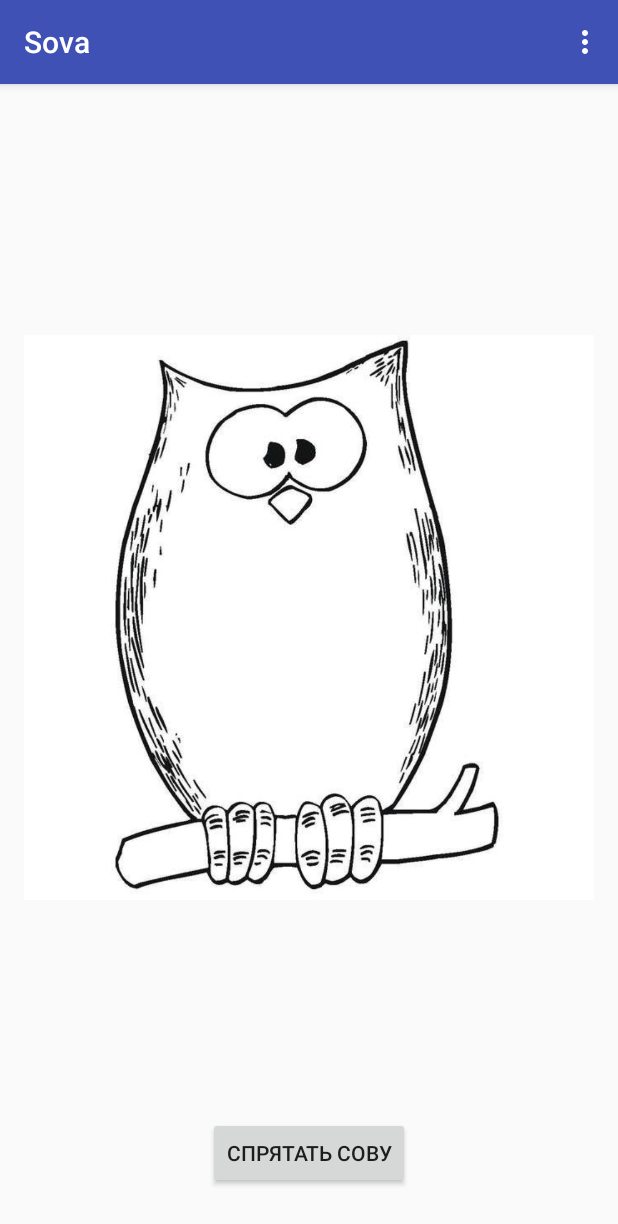
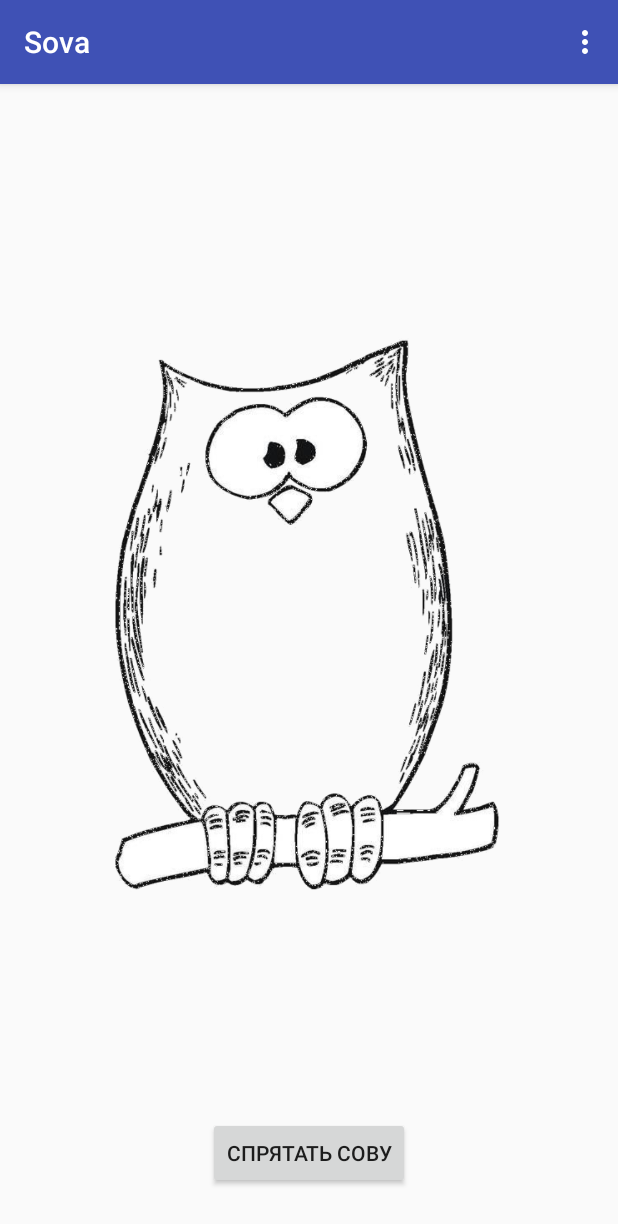
Before and after one commit to Prygoon/Sova, an Android app: the screen it shows after launch (MainActivity), after a tap on "ПОКАЗАТЬ СОВУ", on a phone screen of 412 x 824 dp. Shown: the top 1224 px of the screen. Run offline under Robolectric (Android 15) with nearby library versions, the phone set to English and light mode, and no system bars.

Commit message:
add new owlImages and menu items

```diff
--- a/app/src/main/java/com/example/prygoon/newsova/MainActivity.java
+++ b/app/src/main/java/com/example/prygoon/newsova/MainActivity.java
@@ -20,8 +20,14 @@ public class MainActivity extends AppCompatActivity {
 
         button1 = (Button) findViewById(R.id.button1);
         button1.setText(R.string.show_owl);
-        owlImage = (ImageView) findViewById(R.id.imageView);
+
+        owlImage = (ImageView) findViewById(R.id.imageView3);
         owlImage.setVisibility(View.INVISIBLE);
+        owlImage = (ImageView) findViewById(R.id.imageView2);
+        owlImage.setVisibility(View.INVISIBLE);
+        owlImage = (ImageView) findViewById(R.id.imageView1);
+        owlImage.setVisibility(View.INVISIBLE);
+
         button1.setOnClickListener(new View.OnClickListener() {
             @Override
             public void onClick(View v) {
@@ -46,9 +52,24 @@ public class MainActivity extends AppCompatActivity {
     public boolean onOptionsItemSelected(MenuItem item) {
         int id = item.getItemId();
 
-        if (id == R.id.action_settings) {
-            return true;
+        if (id == R.id.action_owl1) {
+            owlImage.setVisibility(View.INVISIBLE);
+            button1.setText(R.string.show_owl);
+            owlImage = (ImageView) findViewById(R.id.imageView1);
         }
+
+        if (id == R.id.action_owl2) {
+            owlImage.setVisibility(View.INVISIBLE);
+            button1.setText(R.string.show_owl);
+            owlImage = (ImageView) findViewById(R.id.imageView2);
+        }
+
+        if (id == R.id.action_owl3) {
+            owlImage.setVisibility(View.INVISIBLE);
+            button1.setText(R.string.show_owl);
+            owlImage = (ImageView) findViewById(R.id.imageView3);
+        }
+
         return super.onOptionsItemSelected(item);
     }
 }
--- a/app/src/main/res/layout/main.xml
+++ b/app/src/main/res/layout/main.xml
@@ -9,14 +9,28 @@
     android:paddingLeft="@dimen/activity_horizontal_margin"
     android:paddingRight="@dimen/activity_horizontal_margin"
     android:paddingTop="@dimen/activity_vertical_margin"
-    tools:context="com.example.prygoon.NewSova.MainActivity">
+    tools:context="com.example.prygoon.newsova.MainActivity">
+
+    <ImageView
+        android:layout_width="wrap_content"
+        android:layout_height="wrap_content"
+        app:srcCompat="@drawable/owl3"
+        android:id="@+id/imageView3"
+        android:contentDescription="@string/owl_image3" />
+
+    <ImageView
+        android:layout_width="wrap_content"
+        android:layout_height="wrap_content"
+        app:srcCompat="@drawable/owl2"
+        android:id="@+id/imageView2"
+        android:contentDescription="@string/owl_image2" />
 
     <ImageView
         android:layout_width="wrap_content"
         android:layout_height="wrap_content"
         app:srcCompat="@drawable/owl1"
-        android:id="@+id/imageView"
-        android:contentDescription="@string/owl_image" />
+        android:id="@+id/imageView1"
+        android:contentDescription="@string/owl_image1" />
 
     <Button
         android:id="@+id/button1"
--- a/app/src/main/res/values/strings.xml
+++ b/app/src/main/res/values/strings.xml
@@ -2,7 +2,11 @@
     <string name="app_name">Sova</string>
     <string name="show_owl">Показать сову</string>
     <string name="hide_owl">Спрятать сову</string>
-    <string name="owl_image">owl_image</string>
+
+    <string name="owl_image1">owl_image</string>
+    <string name="owl_image2">owl_image</string>
+    <string name="owl_image3">owl_image</string>
+
     <string name="action_settings">Settings</string>
     <string name="owl1">Первая сова</string>
     <string name="owl2">Вторая сова</string>
```
Also changed, not shown: app/src/main/res/drawable/owl1.png.
